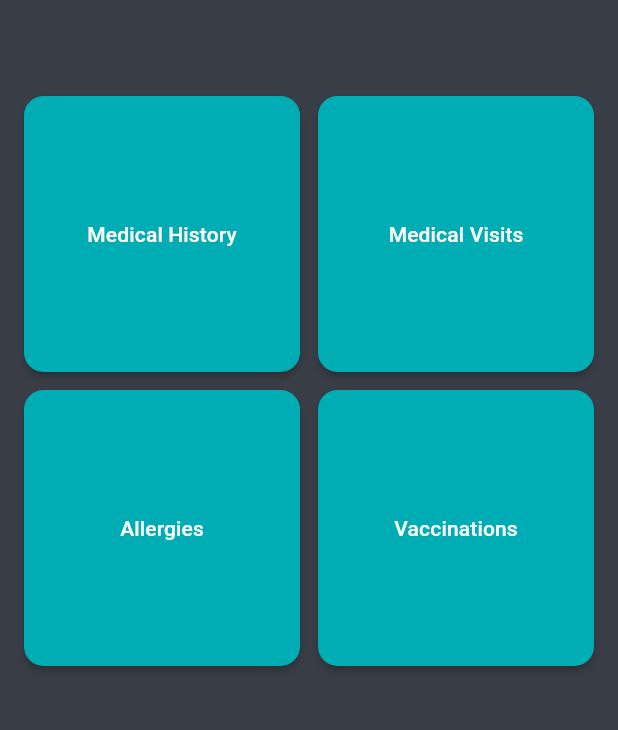
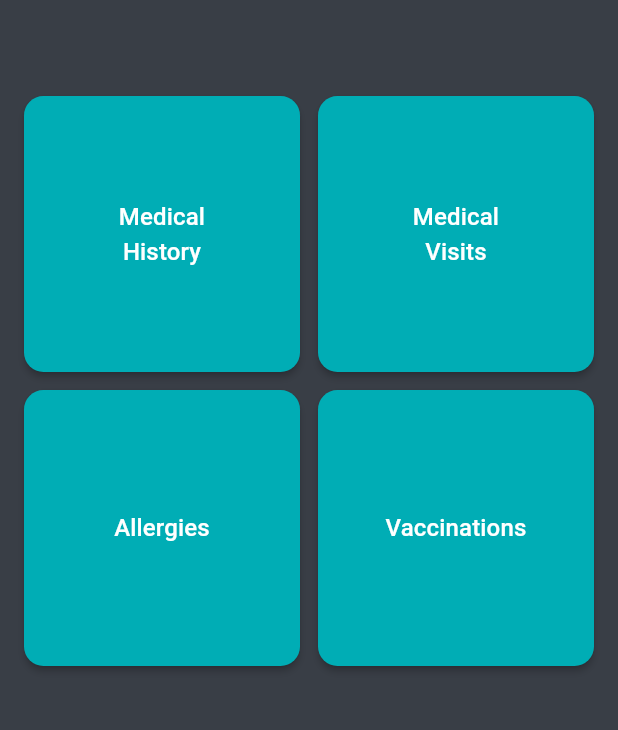
Before and after one commit to Harsh8833/MedRecords, a Flutter app: the screen it shows after launch, on a phone screen of 412 x 824 dp, the part 225-955 px from its top. Run offline on Flutter 3.47's test engine with Material 2 defaults, Android fonts, the phone set to English and light mode, and no system bars.

Commit message:
Ui update

```diff
--- a/lib/config/theme.dart
+++ b/lib/config/theme.dart
@@ -7,6 +7,8 @@ class AppTheme {
   static final ThemeData lightTheme = ThemeData(
       primaryColor: AppColor.seaBlue,
       useMaterial3: true,
+      floatingActionButtonTheme: const FloatingActionButtonThemeData(
+          backgroundColor: AppColor.seaBlue),
       scaffoldBackgroundColor: AppColor.darkGray,
       appBarTheme: const AppBarTheme(backgroundColor: AppColor.offBlack));
 }
--- a/lib/main.dart
+++ b/lib/main.dart
@@ -1,7 +1,11 @@
 import 'package:flutter/material.dart';
 import 'package:medrecords/config/theme.dart';
+import 'package:medrecords/view/allergies.dart';
 import 'package:medrecords/view/homepage.dart';
 import 'package:medrecords/view/main_activity.dart';
+import 'package:medrecords/view/medical_history.dart';
+import 'package:medrecords/view/medical_visit.dart';
+import 'package:medrecords/view/vaccinations.dart';
 
 void main() {
   runApp(const MyApp());
@@ -16,7 +20,14 @@ class MyApp extends StatelessWidget {
     return MaterialApp(
       title: 'Flutter Demo',
       theme: AppTheme.lightTheme,
-      home: Homepage(),
+      initialRoute: Homepage.route,
+      routes: {
+        Homepage.route: (context) => const Homepage(),
+        MedicalHistoryPage.route: (context) => const MedicalHistoryPage(),
+        MedicalVisitPage.route: ((context) => const MedicalVisitPage()),
+        AllergiesPage.route: (context) => const AllergiesPage(),
+        VaccinationPage.route: ((context) => const VaccinationPage())
+      },
     );
   }
 }
--- /dev/null
+++ b/lib/view/components/med_scaffold.dart
@@ -0,0 +1,39 @@
+import 'package:flutter/material.dart';
+
+class MedScaffold extends StatelessWidget {
+  final title;
+  final silverList;
+  final fab;
+  const MedScaffold(
+      {super.key, required this.title, required this.silverList, this.fab});
+
+  @override
+  Widget build(BuildContext context) {
+    final size = MediaQuery.of(context).size;
+    return Scaffold(
+      floatingActionButton: (fab != null)
+          ? FloatingActionButton.extended(
+              onPressed: fab,
+              icon: Icon(Icons.add),
+              label: Text("Add"),
+            )
+          : SizedBox(),
+      body: CustomScrollView(
+        slivers: <Widget>[
+          SliverAppBar(
+            expandedHeight: 150,
+            flexibleSpace: FlexibleSpaceBar(
+              expandedTitleScale: 2,
+              title: Text(
+                title,
+                style: const TextStyle(fontWeight: FontWeight.bold),
+              ),
+              centerTitle: true,
+            ),
+          ),
+          if (silverList != null) ...[silverList]
+        ],
+      ),
+    );
+  }
+}
--- a/lib/view/homepage.dart
+++ b/lib/view/homepage.dart
@@ -1,31 +1,23 @@
 import 'package:flutter/material.dart';
 import 'package:medrecords/config/const.dart';
+import 'package:medrecords/view/allergies.dart';
+import 'package:medrecords/view/components/med_scaffold.dart';
+import 'package:medrecords/view/medical_history.dart';
+import 'package:medrecords/view/medical_visit.dart';
+import 'package:medrecords/view/vaccinations.dart';
 
 class Homepage extends StatelessWidget {
   const Homepage({super.key});
-
+  static const route = 'home';
   @override
   Widget build(BuildContext context) {
     final size = MediaQuery.of(context).size;
-    return SafeArea(
-      child: Scaffold(
-        body: CustomScrollView(
-          slivers: <Widget>[
-            SliverAppBar(
-              expandedHeight: 150,
-              flexibleSpace: const FlexibleSpaceBar(
-                expandedTitleScale: 2,
-                title: Text(
-                  'MedRecords',
-                  style: TextStyle(fontWeight: FontWeight.bold),
-                ),
-                centerTitle: true,
-              ),
-            ),
-            SliverList(
+    return MedScaffold(
+      title: "MedRecords",
+      silverList: SliverList(
         delegate: SliverChildBuilderDelegate(
           (BuildContext context, int index) {
-                  return Container(
+            return SizedBox(
               height: size.height,
               child: Padding(
                 padding: const EdgeInsets.symmetric(
@@ -36,16 +28,17 @@ class Homepage extends StatelessWidget {
                   physics: const NeverScrollableScrollPhysics(),
                   semanticChildCount: 2,
                   shrinkWrap: true,
-                        gridDelegate:
-                            const SliverGridDelegateWithFixedCrossAxisCount(
+                  gridDelegate: const SliverGridDelegateWithFixedCrossAxisCount(
                       crossAxisCount: 2,
                       mainAxisSpacing: 12,
                       crossAxisSpacing: 12),
                   children: [
-                          mainButtons(context, "Medical History", () {}),
-                          mainButtons(context, "Medical Visits", () {}),
-                          mainButtons(context, "Allergies", () {}),
-                          mainButtons(context, "Vaccinations", () {}),
+                    mainButtons(
+                        context, "Medical\nHistory", MedicalHistoryPage.route),
+                    mainButtons(
+                        context, "Medical\nVisits", MedicalVisitPage.route),
+                    mainButtons(context, "Allergies", AllergiesPage.route),
+                    mainButtons(context, "Vaccinations", VaccinationPage.route),
                   ],
                 ),
               ),
@@ -54,40 +47,20 @@ class Homepage extends StatelessWidget {
           childCount: 1,
         ),
       ),
-          ],
-        ),
-
-        // body: Column(children: [
-        //   const Text(
-        //     "Medrecords",
-        //   ),
-        //   Padding(
-        //     padding: const EdgeInsets.all(8.0),
-        //     child: SizedBox(
-        //       height: size.height * 0.5,
-        //       child: GridView(
-        //         physics: const,
-        //         semanticChildCount: 2,
-        //         shrinkWrap: true,
-        //         gridDelegate: const SliverGridDelegateWithFixedCrossAxisCount(
-        //             crossAxisCount: 2, mainAxisSpacing: 8, crossAxisSpacing: 8),
-        //         children: [mainButtons("Button1"), mainButtons("Button1")],
-        //       ),
-        //     ),
-        //   )
-        // ]),
-      ),
     );
   }
 
-  MaterialButton mainButtons(context, txt, onTap) {
+  MaterialButton mainButtons(context, txt, route) {
     return MaterialButton(
-      onPressed: onTap,
+      onPressed: () {
+        Navigator.pushNamed(context, route);
+      },
       color: Theme.of(context).primaryColor,
       shape: RoundedRectangleBorder(borderRadius: BorderRadius.circular(13)),
       child: Text(
         txt,
-        style: const TextStyle(color: Colors.white),
+        textAlign: TextAlign.center,
+        style: const TextStyle(fontSize: 16, color: Colors.white),
       ),
     );
   }
```
Also changed, not shown: lib/view/allergies.dart (added, +16 -0 lines), lib/view/medical_history.dart (added, +15 -0 lines), lib/view/medical_visit.dart (added, +15 -0 lines), lib/view/vaccinations.dart (added, +16 -0 lines). Lines whose indentation alone changed are shown as unchanged.
